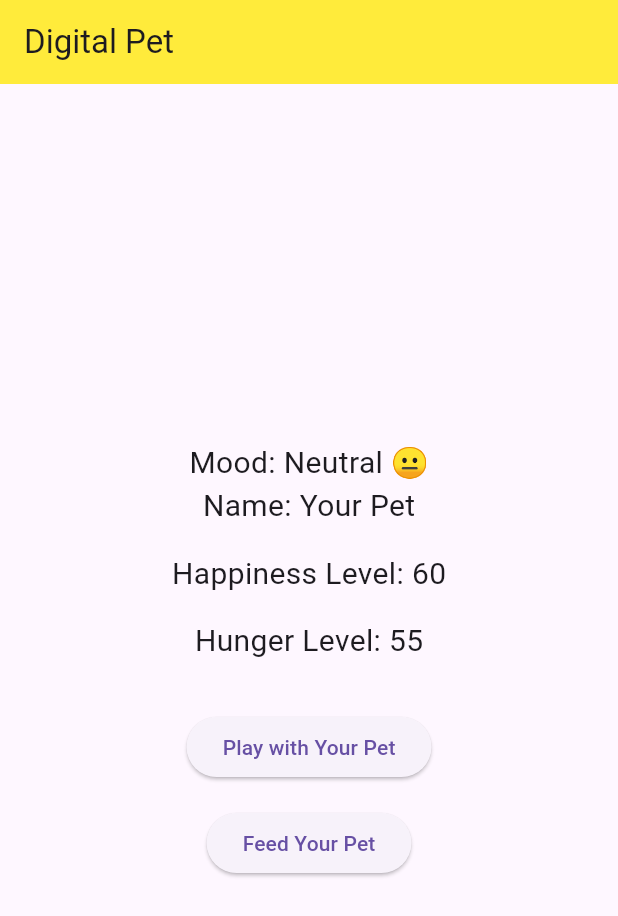
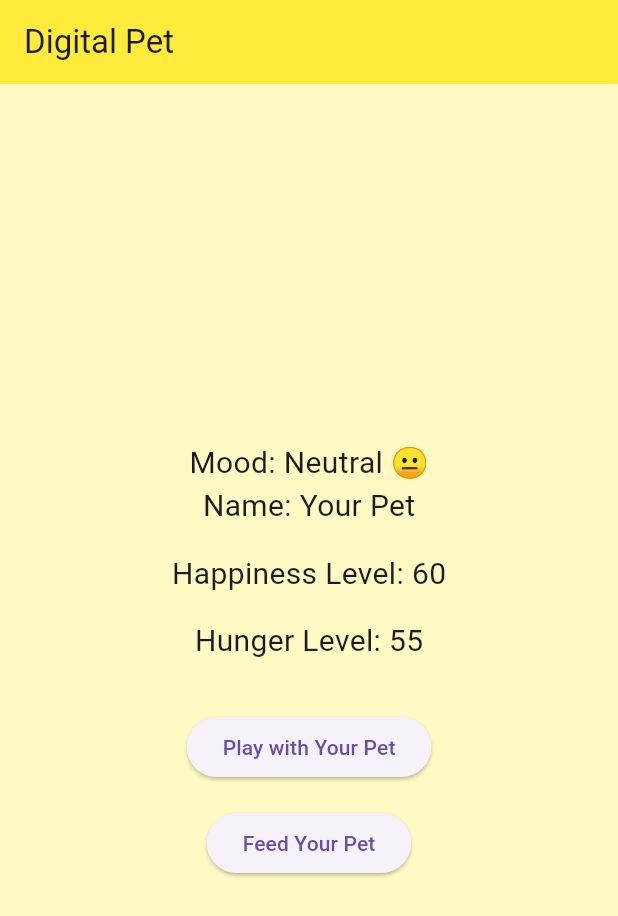
Before and after one commit to CelineSelke/inclass5, a Flutter app: the screen it shows after launch, after a tap on "Play with Your Pet", on a phone screen of 412 x 824 dp. Shown: the top 916 px of the screen. Run offline on Flutter 3.47's test engine with Material 3 defaults, Android fonts, the phone set to English and light mode, and no system bars.

Commit message:
Change background color based on mood

```diff
--- a/lib/main.dart
+++ b/lib/main.dart
@@ -16,7 +16,7 @@ class _DigitalPetAppState extends State<DigitalPetApp> {
   int happinessLevel = 50;
   int hungerLevel = 50;
   String mood = "Happy 😊";
-  ThemeData _themeMode = ThemeData(primaryColor: Colors.green, appBarTheme: AppBarTheme(backgroundColor: Colors.green));
+  ThemeData _themeMode = ThemeData(primaryColor: Colors.green, appBarTheme: AppBarTheme(backgroundColor: Colors.green), scaffoldBackgroundColor: Colors.lightGreen);
 
   // Function to increase happiness and update hunger when playing with the pet
   void _playWithPet() {
@@ -80,19 +80,19 @@ class _DigitalPetAppState extends State<DigitalPetApp> {
   void _updateTheme(){
       if (mood == "Happy 😊"){
           setState(() {
-              _themeMode = ThemeData(primaryColor: Colors.green, appBarTheme: AppBarTheme(backgroundColor: Colors.green));
+              _themeMode = ThemeData(primaryColor: Colors.green, appBarTheme: AppBarTheme(backgroundColor: Colors.green),scaffoldBackgroundColor: Colors.lightGreen[100]);
           });
       }
 
       if (mood == "Neutral 😐"){
           setState(() {
-              _themeMode = ThemeData(primaryColor: Colors.yellow, appBarTheme: AppBarTheme(backgroundColor: Colors.yellow));
+              _themeMode = ThemeData(primaryColor: Colors.yellow, appBarTheme: AppBarTheme(backgroundColor: Colors.yellow),scaffoldBackgroundColor: Colors.yellow[100]);
           });
       }
 
       if (mood == "Unhappy ☹️"){
           setState(() {
-              _themeMode = ThemeData(primaryColor: Colors.red, appBarTheme: AppBarTheme(backgroundColor: Colors.red));
+              _themeMode = ThemeData(primaryColor: Colors.red, appBarTheme: AppBarTheme(backgroundColor: Colors.red), scaffoldBackgroundColor: Colors.pink[50]);
           });
       }
   }
```
